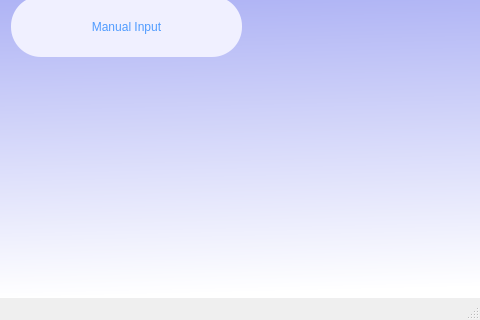
Qt form mainscreen.ui (jaimeh94/Point-Dose-Calculation_TG-43) before a commit; both pictures show x 649 to 1129 and y 574 to 894 of the 1129 by 894 pixel window.
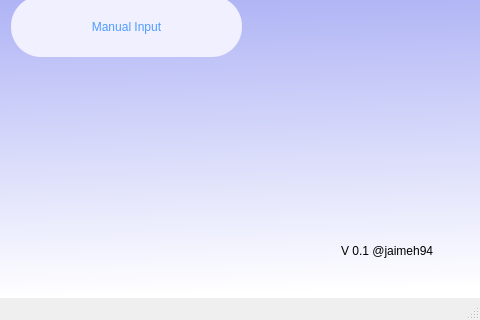
The same form after that commit.

Commit message: results window with dcm method finished

The edit to the form file:
```diff
--- a/mainscreen.ui
+++ b/mainscreen.ui
@@ -95,6 +95,19 @@
      <string>Manual Input</string>
     </property>
    </widget>
+   <widget class="QLabel" name="label_3">
+    <property name="geometry">
+     <rect>
+      <x>990</x>
+      <y>809</y>
+      <width>101</width>
+      <height>31</height>
+     </rect>
+    </property>
+    <property name="text">
+     <string>V 0.1 @jaimeh94</string>
+    </property>
+   </widget>
   </widget>
   <widget class="QMenuBar" name="menubar">
    <property name="geometry">
```
The commit also changes 6 other files.
